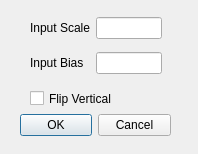
Above: qtOgitor/importheightmapdialog.ui from OGRECave/ogitor before the change. Below: the same form after it.
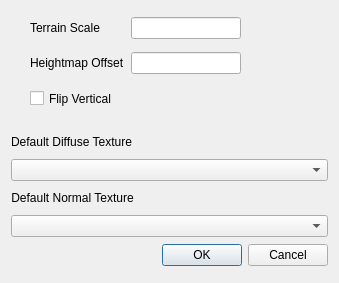
That is the form after the change.

Commit message: Added normal and diffuse texture selection to heightmap import Heightmap import with the inverted option now works correctly Cleaned up the code base surrounding the heightmap importing

What changed in the file:
```diff
--- a/qtOgitor/importheightmapdialog.ui
+++ b/qtOgitor/importheightmapdialog.ui
@@ -6,8 +6,8 @@
    <rect>
     <x>0</x>
     <y>0</y>
-    <width>198</width>
-    <height>154</height>
+    <width>339</width>
+    <height>283</height>
    </rect>
   </property>
   <property name="windowTitle">
@@ -16,36 +16,118 @@
   <property name="modal">
    <bool>true</bool>
   </property>
-  <widget class="QDialogButtonBox" name="buttonBox">
-   <property name="geometry">
-    <rect>
-     <x>20</x>
-     <y>110</y>
-     <width>151</width>
-     <height>31</height>
-    </rect>
-   </property>
-   <property name="orientation">
-    <enum>Qt::Horizontal</enum>
-   </property>
-   <property name="standardButtons">
-    <set>QDialogButtonBox::Cancel|QDialogButtonBox::Ok</set>
-   </property>
-  </widget>
+  <layout class="QVBoxLayout" name="verticalLayout">
+   <item>
+    <spacer name="verticalSpacer">
+     <property name="orientation">
+      <enum>Qt::Vertical</enum>
+     </property>
+     <property name="sizeType">
+      <enum>QSizePolicy::Fixed</enum>
+     </property>
+     <property name="sizeHint" stdset="0">
+      <size>
+       <width>300</width>
+       <height>120</height>
+      </size>
+     </property>
+    </spacer>
+   </item>
+   <item>
+    <widget class="QLabel" name="diffuseLabel">
+     <property name="sizePolicy">
+      <sizepolicy hsizetype="Fixed" vsizetype="Preferred">
+       <horstretch>0</horstretch>
+       <verstretch>0</verstretch>
+      </sizepolicy>
+     </property>
+     <property name="maximumSize">
+      <size>
+       <width>16777215</width>
+       <height>20</height>
+      </size>
+     </property>
+     <property name="text">
+      <string>Default Diffuse Texture</string>
+     </property>
+     <property name="alignment">
+      <set>Qt::AlignCenter</set>
+     </property>
+    </widget>
+   </item>
+   <item>
+    <widget class="QComboBox" name="mDiffuseCombo">
+     <property name="enabled">
+      <bool>true</bool>
+     </property>
+     <property name="sizePolicy">
+      <sizepolicy hsizetype="MinimumExpanding" vsizetype="Fixed">
+       <horstretch>0</horstretch>
+       <verstretch>0</verstretch>
+      </sizepolicy>
+     </property>
+    </widget>
+   </item>
+   <item>
+    <widget class="QLabel" name="normalLabel">
+     <property name="sizePolicy">
+      <sizepolicy hsizetype="Fixed" vsizetype="Fixed">
+       <horstretch>0</horstretch>
+       <verstretch>0</verstretch>
+      </sizepolicy>
+     </property>
+     <property name="maximumSize">
+      <size>
+       <width>16777215</width>
+       <height>20</height>
+      </size>
+     </property>
+     <property name="text">
+      <string>Default Normal Texture</string>
+     </property>
+     <property name="alignment">
+      <set>Qt::AlignCenter</set>
+     </property>
+    </widget>
+   </item>
+   <item>
+    <widget class="QComboBox" name="mNormalCombo">
+     <property name="sizePolicy">
+      <sizepolicy hsizetype="MinimumExpanding" vsizetype="Fixed">
+       <horstretch>0</horstretch>
+       <verstretch>0</verstretch>
+      </sizepolicy>
+     </property>
+    </widget>
+   </item>
+   <item>
+    <widget class="QDialogButtonBox" name="buttonBox">
+     <property name="orientation">
+      <enum>Qt::Horizontal</enum>
+     </property>
+     <property name="standardButtons">
+      <set>QDialogButtonBox::Cancel|QDialogButtonBox::Ok</set>
+     </property>
+    </widget>
+   </item>
+  </layout>
   <widget class="QWidget" name="gridLayoutWidget">
    <property name="geometry">
     <rect>
      <x>30</x>
      <y>10</y>
-     <width>132</width>
+     <width>211</width>
      <height>71</height>
     </rect>
    </property>
    <layout class="QGridLayout" name="gridLayout" columnstretch="0,0">
+    <property name="sizeConstraint">
+     <enum>QLayout::SetDefaultConstraint</enum>
+    </property>
     <item row="0" column="0">
      <widget class="QLabel" name="input1label">
       <property name="text">
-       <string>Input Scale</string>
+       <string>Terrain Scale</string>
       </property>
      </widget>
     </item>
@@ -58,7 +140,7 @@
     <item row="1" column="0">
      <widget class="QLabel" name="input2label">
       <property name="text">
-       <string>Input Bias</string>
+       <string>Heightmap Offset</string>
       </property>
      </widget>
     </item>
```
Left out of the diff: 2 changed lines with no effect on the pictures. The commit also changes 6 other files.
